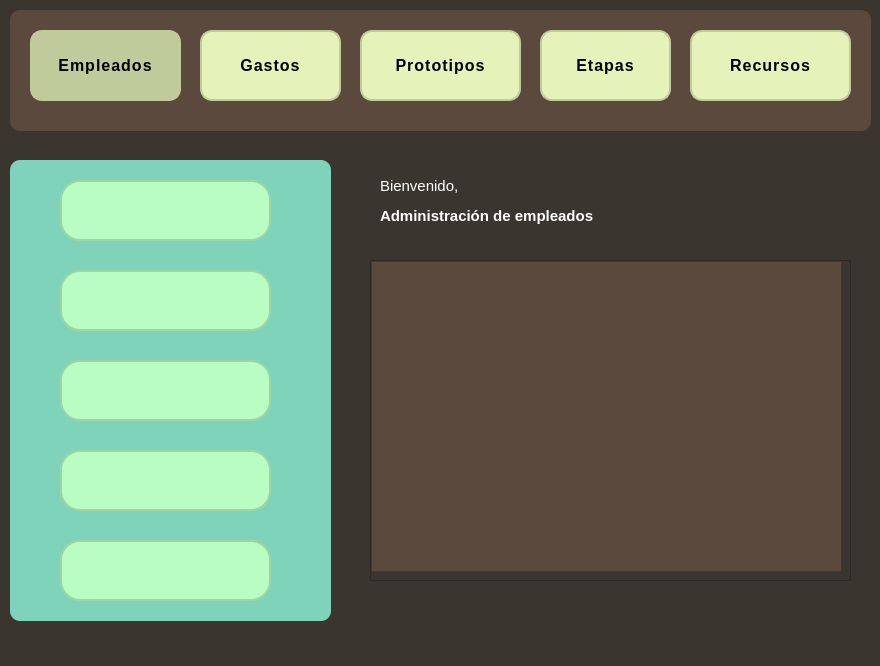
This is V_E.ui in julinavas14/trabajo_programacion_sql as Qt 5 draws it before an edit. The edited form follows.
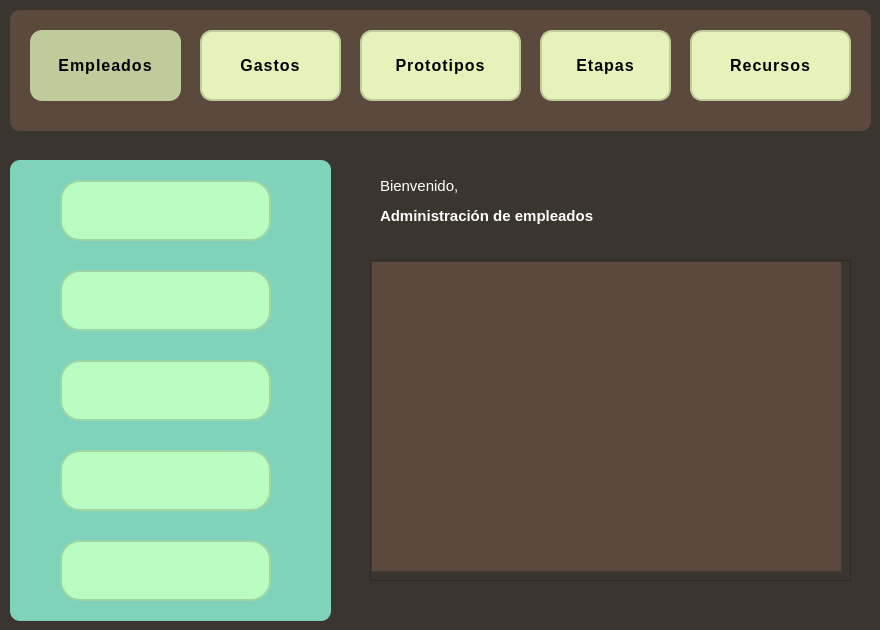
This is the edited form. Icons and pictures are not drawn.

Commit message: ventana recursos, añadir y eliminar recursos hecho

```diff
--- a/V_E.ui
+++ b/V_E.ui
@@ -7,7 +7,7 @@
     <x>0</x>
     <y>0</y>
     <width>880</width>
-    <height>666</height>
+    <height>630</height>
    </rect>
   </property>
   <property name="windowTitle">
```
The commit also changes 4 other files.
